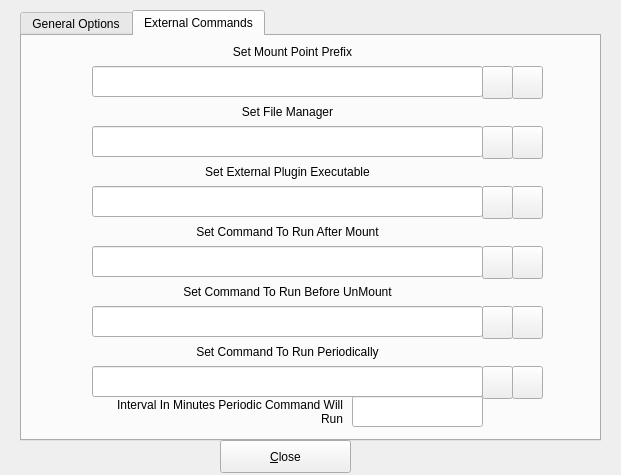
Before: the Qt Designer form src/configoptions.ui in mhogomchungu/sirikali, drawn with Qt 5.
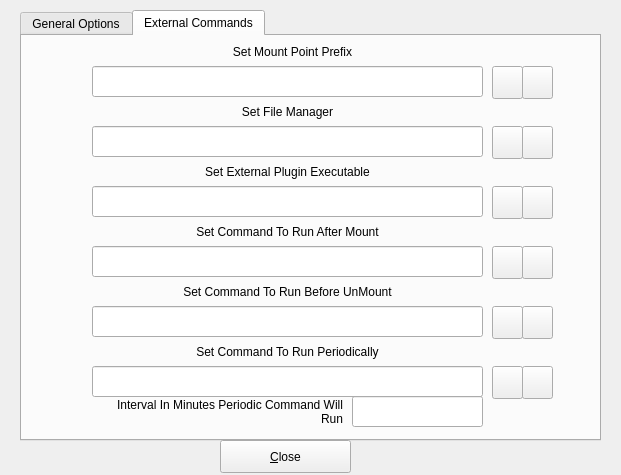
After: the same form once the commit is applied. The open tabs and pages were chosen to show the change.

The edit to the form file:
```diff
--- a/src/configoptions.ui
+++ b/src/configoptions.ui
@@ -383,7 +383,7 @@
     <widget class="QPushButton" name="pbMountPointPrefix">
      <property name="geometry">
       <rect>
-       <x>460</x>
+       <x>470</x>
        <y>30</y>
        <width>31</width>
        <height>33</height>
@@ -473,7 +473,7 @@
     <widget class="QPushButton" name="pbPostMountCommand">
      <property name="geometry">
       <rect>
-       <x>460</x>
+       <x>470</x>
        <y>210</y>
        <width>31</width>
        <height>33</height>
@@ -486,7 +486,7 @@
     <widget class="QPushButton" name="pbPreUnMountCommand">
      <property name="geometry">
       <rect>
-       <x>460</x>
+       <x>470</x>
        <y>270</y>
        <width>31</width>
        <height>33</height>
@@ -528,7 +528,7 @@
     <widget class="QPushButton" name="pbRunPeriodicallyCommand">
      <property name="geometry">
       <rect>
-       <x>460</x>
+       <x>470</x>
        <y>330</y>
        <width>31</width>
        <height>33</height>
@@ -570,7 +570,7 @@
     <widget class="QPushButton" name="pbSetFileManager">
      <property name="geometry">
       <rect>
-       <x>460</x>
+       <x>470</x>
        <y>90</y>
        <width>31</width>
        <height>33</height>
@@ -583,7 +583,7 @@
     <widget class="QPushButton" name="pbSetExternalCommand">
      <property name="geometry">
       <rect>
-       <x>460</x>
+       <x>470</x>
        <y>150</y>
        <width>31</width>
        <height>33</height>
@@ -596,7 +596,7 @@
     <widget class="QPushButton" name="pbExternalExecutableDefault">
      <property name="geometry">
       <rect>
-       <x>490</x>
+       <x>500</x>
        <y>150</y>
        <width>31</width>
        <height>33</height>
@@ -612,7 +612,7 @@
     <widget class="QPushButton" name="pbSetFileManagerToDefault">
      <property name="geometry">
       <rect>
-       <x>490</x>
+       <x>500</x>
        <y>90</y>
        <width>31</width>
        <height>33</height>
@@ -628,7 +628,7 @@
     <widget class="QPushButton" name="pbMountPointPrefixDefault">
      <property name="geometry">
       <rect>
-       <x>490</x>
+       <x>500</x>
        <y>30</y>
        <width>31</width>
        <height>33</height>
@@ -644,7 +644,7 @@
     <widget class="QPushButton" name="pbRunPostMountCommandDefault">
      <property name="geometry">
       <rect>
-       <x>490</x>
+       <x>500</x>
        <y>210</y>
        <width>31</width>
        <height>33</height>
@@ -660,7 +660,7 @@
     <widget class="QPushButton" name="pbRunPreUnMountCommandDefault">
      <property name="geometry">
       <rect>
-       <x>490</x>
+       <x>500</x>
        <y>270</y>
        <width>31</width>
        <height>33</height>
@@ -676,7 +676,7 @@
     <widget class="QPushButton" name="pbRunCommandPeriodicallyDefault">
      <property name="geometry">
       <rect>
-       <x>490</x>
+       <x>500</x>
        <y>330</y>
        <width>31</width>
        <height>33</height>
```
